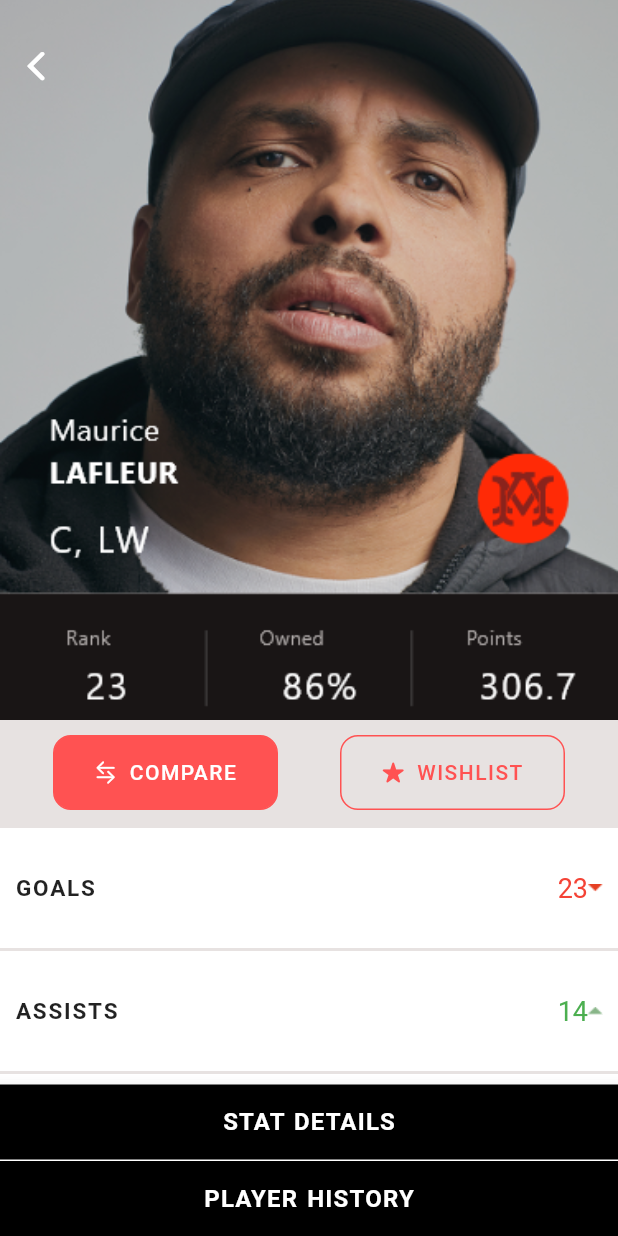
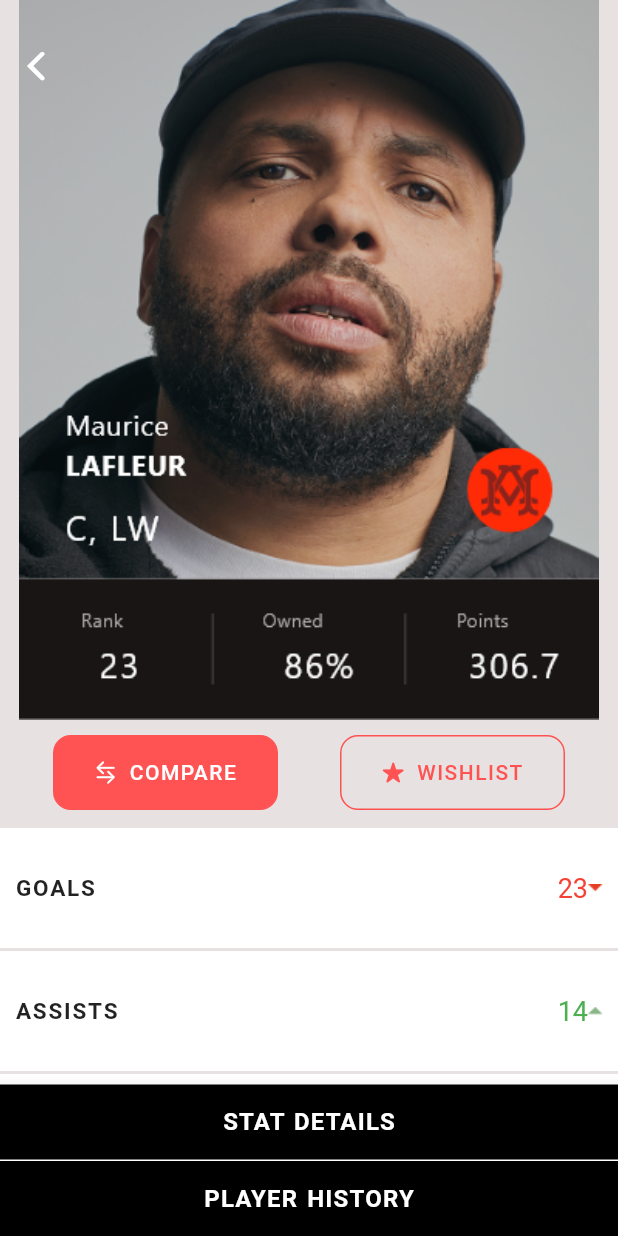
Before and after one commit to ldi-admin/fantasy_league_web, a Flutter app: the PlayerProfile screen opened directly, on a phone screen of 412 x 824 dp. Run offline on Flutter 3.47's test engine with Material 2 defaults, Android fonts, the phone set to English and light mode, and no system bars; missing offline and left inert: solid_bottom_sheet.

Commit message:
Sixth Commit

```diff
--- a/lib/Player Profile/PlayerProfile.dart
+++ b/lib/Player Profile/PlayerProfile.dart
@@ -28,7 +28,7 @@ class _PlayerProfileState extends State<PlayerProfile> {
                 height: 480,
                 decoration: BoxDecoration(
                     image: DecorationImage(
-                        image: AssetImage('Assests/Images/playertop.png'),fit: BoxFit.cover
+                        image: AssetImage('Assests/Images/playertop.png'),fit: BoxFit.contain
                     )
                 ),
                 child: Align(
@@ -46,7 +46,7 @@ class _PlayerProfileState extends State<PlayerProfile> {
                     Container(
                       child: FlatButton(
                         onPressed: (){
-                //          Navigator.push(context, ScaleRoute(page: PlayerCompare()));
+                          Navigator.push(context, ScaleRoute(page: PlayerCompare()));
                         },
                         child:Container(
                           height: 50,
@@ -138,7 +138,7 @@ class _PlayerProfileState extends State<PlayerProfile> {
               Container(
                 color: Colors.black,
                 height: 50,
-                width: 600,
+                width: 1800,
                 child: FlatButton(
                   onPressed: () {
                     ///First Bottom Sheet
@@ -167,7 +167,7 @@ class _PlayerProfileState extends State<PlayerProfile> {
                 color: Colors.black,
                 margin: EdgeInsets.only(top: 1),
                 height: 50,
-                width: 600,
+               width: 1800,
                 child: FlatButton(
                   onPressed: (){
                     ///Second Bottom Sheet
```
Also changed, not shown: lib/Player Compare/PlayerCompare.dart (+56 -33 lines), Assests/Images/image2.png.
